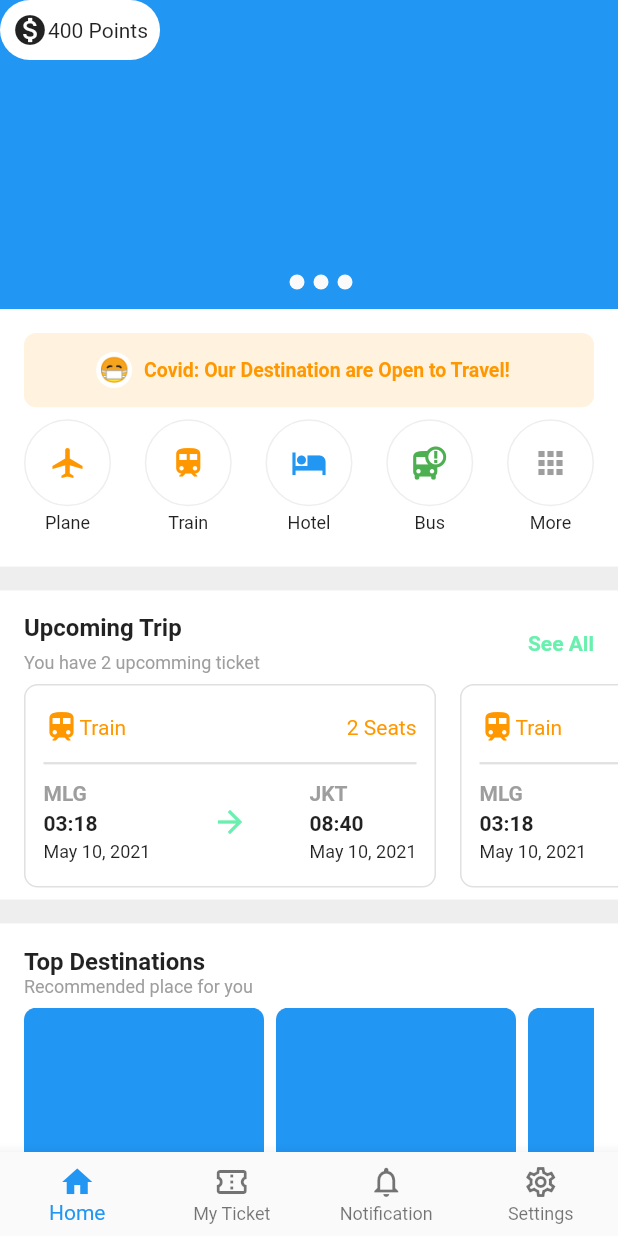
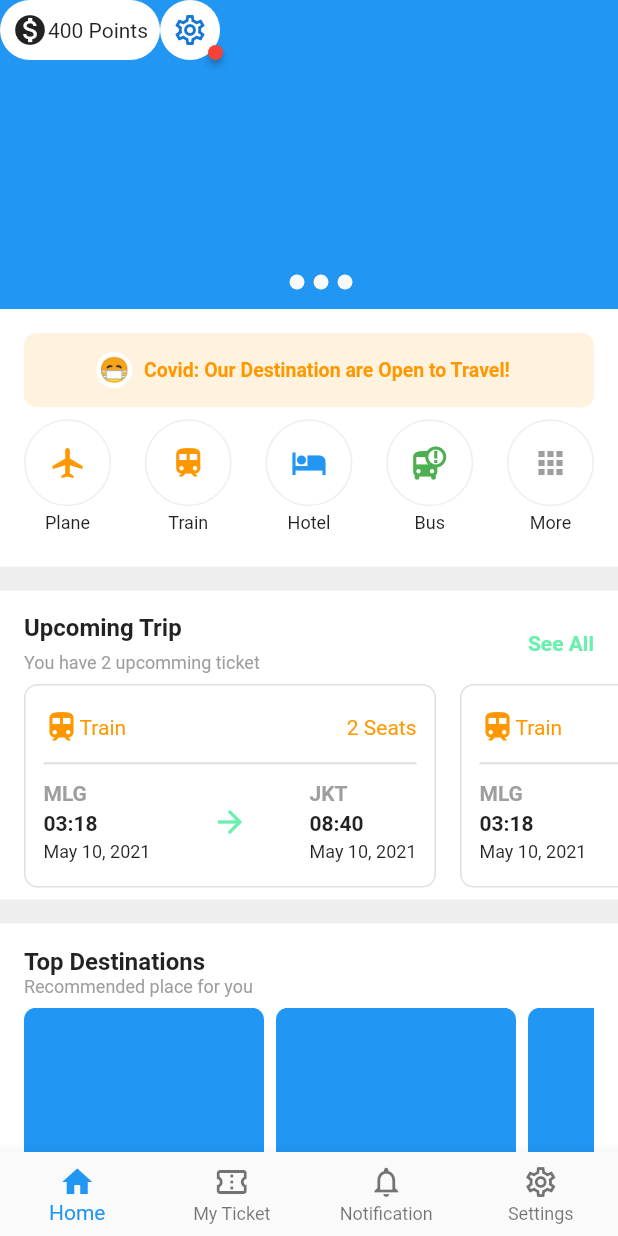
Before and after one commit to JAICHANGPARK/flutter_notebook_11th_story, a Flutter app: the screen it shows after launch, on a phone screen of 412 x 824 dp. Run offline on Flutter 3.47's test engine with Material 2 defaults, Android fonts, the phone set to English and light mode, and no system bars; drawn by our look-alikes of badges; our stand-ins replace backdrop, flutter_inner_drawer, flutter_slidable, flutter_swiper, google_fonts.

Commit message:
Update ticket_booking_home_page.dart

```diff
--- a/lib/ep710_ticket_booking_app/ticket_booking_home_page.dart
+++ b/lib/ep710_ticket_booking_app/ticket_booking_home_page.dart
@@ -1,3 +1,4 @@
+import 'package:badges/badges.dart';
 import 'package:flutter/cupertino.dart';
 import 'package:flutter/material.dart';
 import 'package:flutter/rendering.dart';
@@ -56,6 +57,14 @@ class _TicketBookingHomePageState extends State<TicketBookingHomePage> {
                                     Icon(Icons.monetization_on),
                                     Text("400 Points")
                                   ],
+                                ),
+                              ),
+                              CircleAvatar(
+                                backgroundColor: Colors.white,
+                                child: Badge(
+                                  child: Icon(Icons.settings_outlined),
+                                  position: BadgePosition.bottomEnd(),
+
                                 ),
                               )
                             ],
```
